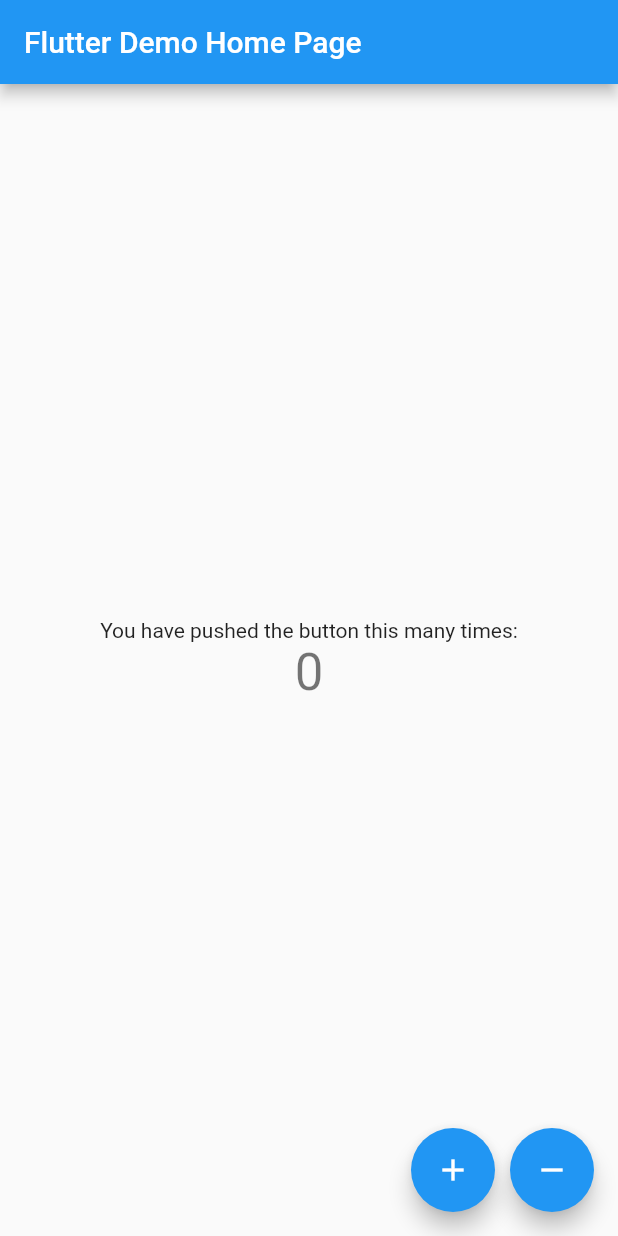
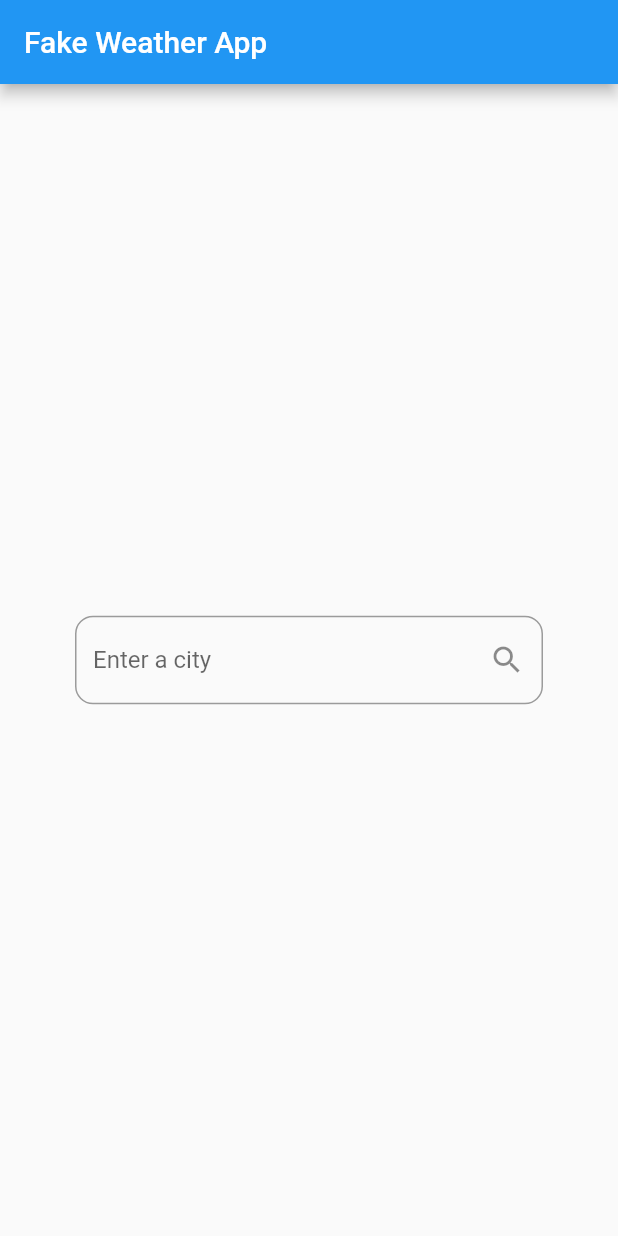
Before and after one commit to Deep27/flutter_bloc_pattern, a Flutter app: the screen it shows after launch, on a phone screen of 412 x 824 dp. Run offline on Flutter 3.47's test engine with Material 2 defaults, Android fonts, the phone set to English and light mode, and no system bars; our stand-ins replace bloc, equatable, flutter_bloc, logger.

Commit message:
The real BLOC.

```diff
--- /dev/null
+++ b/lib/bloc/bloc.dart
@@ -0,0 +1,3 @@
+export 'weather_bloc.dart';
+export 'weather_event.dart';
+export 'weather_state.dart';
--- /dev/null
+++ b/lib/bloc/weather_bloc.dart
@@ -0,0 +1,38 @@
+import 'dart:async';
+import 'dart:math';
+import 'package:bloc/bloc.dart';
+import 'package:flutter_bloc_pattern/model/weather.dart';
+import 'package:logger/logger.dart';
+import './bloc.dart';
+
+final Logger _LOG = Logger();
+
+class WeatherBloc extends Bloc<WeatherEvent, WeatherState> {
+  @override
+  WeatherState get initialState => WeatherInitial();
+
+  @override
+  Stream<WeatherState> mapEventToState(
+    WeatherEvent event,
+  ) async* {
+    if (event is GetWeather) {
+      _LOG.i('GetWeather event is here. Yielding states.');
+      yield WeatherLoading();
+      final weather = await _fetchWeatherFromFakeApi(event.cityName);
+      yield WeatherLoaded(weather);
+    }
+  }
+
+  Future<Weather> _fetchWeatherFromFakeApi(String cityName) {
+    return Future.delayed(
+      Duration(seconds: 1),
+      () {
+        _LOG.i('Fetching fake weather in WeatherBloc');
+        return Weather(
+          cityName: cityName,
+          temperature: 20 + Random().nextInt(15) + Random().nextDouble(),
+        );
+      },
+    );
+  }
+}
--- /dev/null
+++ b/lib/bloc/weather_event.dart
@@ -0,0 +1,14 @@
+import 'package:equatable/equatable.dart';
+
+abstract class WeatherEvent extends Equatable {
+  const WeatherEvent();
+}
+
+class GetWeather extends WeatherEvent {
+  final String cityName;
+
+  GetWeather(this.cityName);
+
+  @override
+  List<Object> get props => [cityName];
+}
--- /dev/null
+++ b/lib/bloc/weather_state.dart
@@ -0,0 +1,32 @@
+import 'package:equatable/equatable.dart';
+import 'package:flutter_bloc_pattern/model/weather.dart';
+import 'package:logger/logger.dart';
+
+final Logger _LOG = Logger();
+
+abstract class WeatherState extends Equatable {
+  const WeatherState();
+}
+
+class WeatherInitial extends WeatherState {
+  @override
+  List<Object> get props => [];
+}
+
+class WeatherLoading extends WeatherState {
+  @override
+  List<Object> get props => [];
+}
+
+class WeatherLoaded extends WeatherState {
+
+  final Weather weather;
+
+  WeatherLoaded(this.weather);
+
+  @override
+  List<Object> get props {
+    _LOG.i('Getting "weather" prop: ${weather.toString()}');
+    return [weather];
+  }
+}
--- a/lib/counter_bloc.dart
+++ /dev/null
@@ -1,36 +0,0 @@
-import 'dart:async';
-
-import 'package:flutter_bloc_pattern/counter_event.dart';
-
-class CounterBloc {
-  int _counter = 0;
-
-  final _counterStateController = StreamController<int>();
-
-  StreamSink<int> get _inCounter => _counterStateController.sink;
-
-  // For state, exposing only a stream which outputs data
-  Stream<int> get counter => _counterStateController.stream;
-
-  final _counterEventController = StreamController<CounterEvent>();
-  // For events, exposing only a sink which is an input
-  Sink<CounterEvent> get counterEventSink => _counterEventController.sink;
-
-  CounterBloc() {
-    _counterEventController.stream.listen(_mapEventToState);
-  }
-
-  void _mapEventToState(CounterEvent event) {
-    if (event is IncrementEVent) {
-      _counter++;
-    } else {
-      _counter--;
-    }
-    _inCounter.add(_counter);
-  }
-
-  void dispose() {
-    _counterStateController.close();
-    _counterEventController.close();
-  }
-}
--- a/lib/counter_event.dart
+++ /dev/null
@@ -1,11 +0,0 @@
-abstract class CounterEvent {
-
-}
-
-class IncrementEVent extends CounterEvent {
-
-}
-
-class DecrementEvent extends CounterEvent {
-
-}
--- a/lib/main.dart
+++ b/lib/main.dart
@@ -1,11 +1,14 @@
 import 'package:flutter/material.dart';
-import 'package:flutter_bloc_pattern/counter_bloc.dart';
-import 'package:flutter_bloc_pattern/counter_event.dart';
+import 'package:flutter_bloc/flutter_bloc.dart';
+import 'package:flutter_bloc_pattern/bloc/bloc.dart';
+import 'package:flutter_bloc_pattern/model/weather.dart';
+import 'package:logger/logger.dart';
 
 void main() => runApp(MyApp());
 
+final Logger _LOG = Logger();
+
 class MyApp extends StatelessWidget {
-  // This widget is the root of your application.
   @override
   Widget build(BuildContext context) {
     return MaterialApp(
@@ -13,73 +16,114 @@ class MyApp extends StatelessWidget {
       theme: ThemeData(
         primarySwatch: Colors.blue,
       ),
-      home: MyHomePage(title: 'Flutter Demo Home Page'),
+      home: WeatherPage(),
     );
   }
 }
 
-class MyHomePage extends StatefulWidget {
-  MyHomePage({Key key, this.title}) : super(key: key);
+class WeatherPage extends StatefulWidget {
+  WeatherPage({Key key}) : super(key: key);
 
-  final String title;
-
-  @override
-  _MyHomePageState createState() => _MyHomePageState();
+  _WeatherPageState createState() => _WeatherPageState();
 }
 
-class _MyHomePageState extends State<MyHomePage> {
-  final _bloc = CounterBloc();
+class _WeatherPageState extends State<WeatherPage> {
+  final weatherBloc = WeatherBloc();
 
   @override
   Widget build(BuildContext context) {
     return Scaffold(
       appBar: AppBar(
-        title: Text(widget.title),
+        title: Text("Fake Weather App"),
       ),
-      body: Center(
-        child: StreamBuilder(
-          stream: _bloc.counter,
-          initialData: 0,
-          builder: (BuildContext context, AsyncSnapshot<int> snapshot) {
-            return Column(
-              mainAxisAlignment: MainAxisAlignment.center,
-              children: <Widget>[
-                Text(
-                  'You have pushed the button this many times:',
-                ),
-                Text(
-                  '${snapshot.data}',
-                  style: Theme.of(context).textTheme.display1,
-                ),
-              ],
-            );
-          },
+      body: BlocProvider<WeatherBloc>(
+        builder: (context) => weatherBloc,
+        child: Container(
+          padding: EdgeInsets.symmetric(vertical: 16),
+          alignment: Alignment.center,
+          child: BlocBuilder<WeatherBloc, WeatherState>(
+            bloc: weatherBloc,
+            builder: (BuildContext context, WeatherState state) {
+              if (state is WeatherInitial) {
+                _LOG.i('Initial state.');
+                return _buildInitialInput();
+              } else if (state is WeatherLoading) {
+                _LOG.i('Leading state.');
+                return _buildLoading();
+              } else if (state is WeatherLoaded) {
+                _LOG.i('Loaded state.');
+                return _buildColumnWithData(state.weather);
+              } else {
+                _LOG.i('Again Initial state.');
+                return _buildInitialInput();
+              }
+            },
+          ),
         ),
       ),
-      floatingActionButton: Row(
-        mainAxisAlignment: MainAxisAlignment.end,
-        children: <Widget>[
-          FloatingActionButton(
-            onPressed: () => _bloc.counterEventSink.add(IncrementEVent()),
-            tooltip: 'Increment',
-            child: Icon(Icons.add),
+    );
+  }
+
+  Widget _buildInitialInput() => Center(child: CityInputField());
+  Widget _buildLoading() => Center(child: CircularProgressIndicator());
+
+  Column _buildColumnWithData(Weather weather) {
+    return Column(
+      mainAxisAlignment: MainAxisAlignment.spaceEvenly,
+      children: <Widget>[
+        Text(
+          weather.cityName,
+          style: TextStyle(
+            fontSize: 40,
+            fontWeight: FontWeight.w700,
           ),
-          SizedBox(
-            width: 10,
-          ),
-          FloatingActionButton(
-            onPressed: () => _bloc.counterEventSink.add(DecrementEvent()),
-            tooltip: 'Decrement',
-            child: Icon(Icons.remove),
-          ),
-        ],
-      ),
+        ),
+        Text(
+          "${weather.temperature.toStringAsFixed(1)} °C",
+          style: TextStyle(fontSize: 80),
+        ),
+        CityInputField(),
+      ],
     );
   }
 
   @override
   void dispose() {
+    _LOG.i('In dispose()');
     super.dispose();
-    _bloc.dispose();
+    weatherBloc.close();
   }
 }
+
+class CityInputField extends StatefulWidget {
+  const CityInputField({
+    Key key,
+  }) : super(key: key);
+
+  @override
+  _CityInputFieldState createState() => _CityInputFieldState();
+}
+
+class _CityInputFieldState extends State<CityInputField> {
+  @override
+  Widget build(BuildContext context) {
+    return Padding(
+      padding: const EdgeInsets.symmetric(horizontal: 50),
+      child: TextField(
+        onSubmitted: _submitCityName,
+        textInputAction: TextInputAction.search,
+        decoration: InputDecoration(
+          hintText: "Enter a city",
+          border: OutlineInputBorder(borderRadius: BorderRadius.circular(12)),
+          suffixIcon: Icon(Icons.search),
+        ),
+      ),
+    );
+  }
+
+  void _submitCityName(String cityName) {
+    _LOG.i("Handling button onclick.");
+    final weatherBloc = BlocProvider.of<WeatherBloc>(context);
+    weatherBloc.add(GetWeather(cityName));
+  }
+}
--- /dev/null
+++ b/lib/model/weather.dart
@@ -0,0 +1,11 @@
+import 'package:equatable/equatable.dart';
+
+class Weather extends Equatable {
+  final String cityName;
+  final double temperature;
+
+  Weather({this.cityName, this.temperature});
+
+  @override
+  List<Object> get props => [temperature];
+}
```
Also changed, not shown: pubspec.yaml (+3 -53 lines), pubspec.lock.
